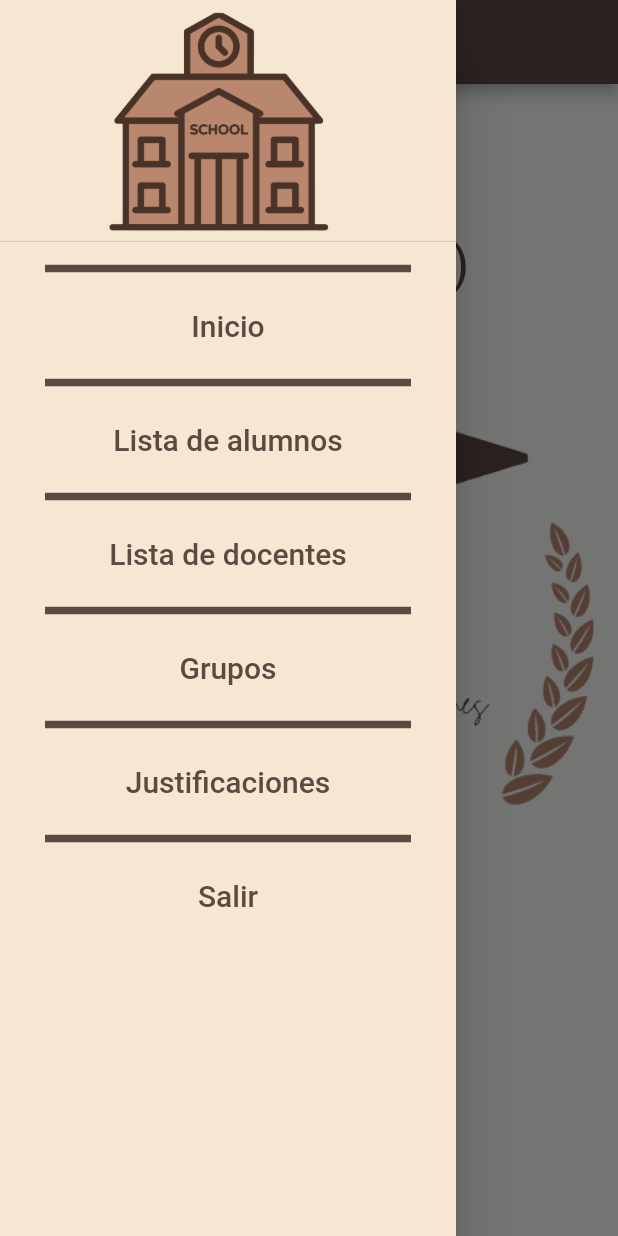
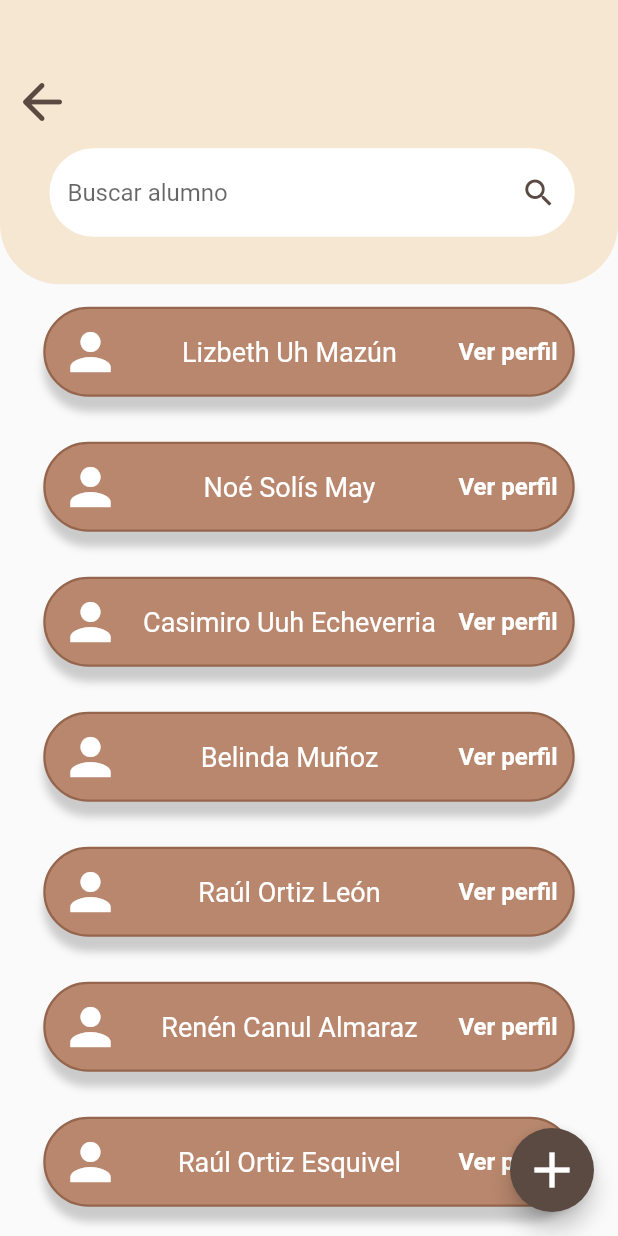
Before and after one commit to marianalG0/justy, a Flutter app: the PaginaInit screen opened by its route, in the side drawer, after a tap on "Justificaciones", on a phone screen of 412 x 824 dp. Run offline on Flutter 3.47's test engine with Material 2 defaults, Android fonts, the phone set to English and light mode, and no system bars.

Commit message:
Agregue ruta y la base del widget para justificaciones

```diff
--- a/lib/main.dart
+++ b/lib/main.dart
@@ -6,6 +6,7 @@ import 'package:justy_app/src/forms/form_grupo.dart';
 import 'package:justy_app/src/forms/form_justificaciones.dart';
 import 'package:justy_app/src/listas/alumnos_lista.dart';
 import 'package:justy_app/src/listas/docentes_lista.dart';
+import 'package:justy_app/src/listas/justificaciones_lista.dart';
 
 import 'package:justy_app/src/pages/homepage.dart';
 
@@ -13,7 +14,6 @@ import 'package:justy_app/src/pages/inicio_page.dart';
 
 import 'package:justy_app/src/pages/login_page.dart';
 import 'package:justy_app/src/pages/registro_page.dart';
-
 
 import 'src/listas/grupos_lista.dart';
 
@@ -31,7 +31,6 @@ class MyApp extends StatelessWidget {
       debugShowCheckedModeBanner: false,
       initialRoute: 'homepage',
       routes: {
-
         'homepage': (BuildContext context) => HomePage(),
         'login': (BuildContext context) => LoginPage(),
         'registro': (BuildContext context) => RegistroPage(),
@@ -39,15 +38,12 @@ class MyApp extends StatelessWidget {
         'grupos': (BuildContext context) => ListGrupos(),
         'alumnos': (BuildContext context) => AlumnosLista(),
         'docentes': (BuildContext context) => DocentesLista(),
+        'justificaciones': (BuildContext context) => JustificacionesLista(),
         'formalumnos': (BuildContext context) => AlumnoPage(),
         'formdocentes': (BuildContext context) => DocentesPage(),
         'formgrupo': (BuildContext context) => GrupoPage(),
         'formjusti': (BuildContext context) => JustificacionPage(),
-
-
-
       },
-
     );
   }
 }
--- /dev/null
+++ b/lib/src/listas/justificaciones_lista.dart
@@ -0,0 +1,133 @@
+import 'package:flutter/material.dart';
+
+class JustificacionesLista extends StatelessWidget {
+
+  @override
+  Widget build(BuildContext context) {
+    return Scaffold(
+        body: Column(
+          children: [
+            _appBar(context),
+            Expanded(child: _lista(context)),
+          ]
+        ),
+        floatingActionButton: _botonAgregar(context),
+      );
+  }
+
+  Widget _appBar(BuildContext context) {
+    final size = MediaQuery.of(context).size;
+
+    final buscador = Container(
+      margin: EdgeInsets.only(
+        top: size.height*0.12,
+        left: size.width*0.08
+      ),
+      width: size.width*0.85,
+      child: TextField(
+        decoration: InputDecoration(
+          filled: true,
+          fillColor: Colors.white,
+          border: OutlineInputBorder(
+            borderRadius: BorderRadius.circular(35),
+            borderSide: BorderSide.none
+          ),
+          hintText: 'Buscar alumno',
+          suffixIcon: Icon(Icons.search),
+          suffixIconColor: Color.fromRGBO(91, 74, 66, 1)
+        ),
+      ),
+    );
+
+    return Stack(
+      children: [
+        Container(
+          decoration: const BoxDecoration(
+            color: Color.fromRGBO(246, 231, 211, 1),
+            borderRadius: BorderRadius.only(
+              bottomLeft: Radius.circular(40),
+              bottomRight: Radius.circular(40)
+            )
+          ),
+          width: size.width,
+          height: size.height*0.23,
+        ),
+        Container(
+          margin: EdgeInsets.only(top: 40),
+          child: IconButton(
+            icon: Icon(Icons.arrow_back_rounded),
+            iconSize: 40,
+            color: Color.fromRGBO(91, 74, 66, 1),
+            onPressed: (){
+              Navigator.pop(context);
+            },
+          )
+        ),
+        buscador,
+      ]
+    );
+  }
+
+  Widget _lista(BuildContext context) {
+    final size = MediaQuery.of(context).size;
+    return ListView(
+      padding: EdgeInsets.symmetric(horizontal: size.width*0.07),
+        children: [
+          _campoUsuario(context, 'Lizbeth Uh Mazún'),
+          _campoUsuario(context, 'Noé Solís May'),
+          _campoUsuario(context, 'Casimiro Uuh Echeverria'),
+          _campoUsuario(context, 'Belinda Muñoz'),
+          _campoUsuario(context, 'Raúl Ortiz León'),
+          _campoUsuario(context, 'Renén Canul Almaraz'),
+          _campoUsuario(context, 'Raúl Ortiz Esquivel'),
+          _campoUsuario(context, 'Juanito Jesús'),
+          _campoUsuario(context, 'Beatriz Moo'),
+          _campoUsuario(context, 'Santiago Esquivel')
+        ],
+      );
+  }
+
+  Widget _campoUsuario(BuildContext context, String nombre) {
+    final size = MediaQuery.of(context).size;
+    return GestureDetector(
+      child: Container(
+        margin: EdgeInsets.symmetric(vertical: 15),
+        width: size.width*0.8,
+        height: 60,
+        padding: EdgeInsets.symmetric(horizontal: 10),
+        decoration: BoxDecoration(
+          color: Color.fromRGBO(184, 135, 109, 1),
+          borderRadius: BorderRadius.circular(30),
+          boxShadow: [BoxShadow(
+            color: Colors.black45.withOpacity(0.19),
+            offset: Offset(0, 10),
+            blurRadius: 4
+          )],
+          border: Border.all(color: Color.fromRGBO(149, 102, 77, 1), width: 1.5)
+        ),
+        child: Row(
+          mainAxisAlignment: MainAxisAlignment.spaceBetween,
+          children: [
+            Icon(Icons.person, color: Colors.white, size: 40,),
+            Text(nombre, style: TextStyle(color: Colors.white, fontSize: 18)),
+            Text('Ver perfil', style: TextStyle(fontWeight: FontWeight.bold, color: Colors.white, fontSize: 16))
+          ],
+        ),
+      ),
+      onTap: (){
+        print('navegando a otra pagina');
+      },
+    );
+  }
+
+  Widget _botonAgregar(BuildContext context) {
+    final size = MediaQuery.of(context).size;
+    return FloatingActionButton(
+      backgroundColor: Color.fromRGBO(91, 74, 66, 1),
+      child: Icon(Icons.add, size: 40),
+      onPressed: (){
+         Navigator.pushNamed(context, 'formalumnos');
+      }
+    );
+  }
+}
--- a/lib/src/pages/inicio_page.dart
+++ b/lib/src/pages/inicio_page.dart
@@ -1,5 +1,4 @@
 import 'package:flutter/material.dart';
-
 
 class PaginaInit extends StatelessWidget {
   @override
@@ -32,14 +31,12 @@ class _menuWidget extends StatelessWidget {
   Widget build(BuildContext context) {
     return SafeArea(
       child: Drawer(
-
         backgroundColor: Color.fromRGBO(246, 231, 211, 1.000),
         //Pasamos un listView para poder hacer scroll si hay muchos
         child: ListView(
           //quite el padding
           children: [
             DrawerHeader(
-
               child: Container(),
               decoration: BoxDecoration(
                   image: DecorationImage(
@@ -61,11 +58,11 @@ class _menuWidget extends StatelessWidget {
                 'Inicio',
                 textAlign: TextAlign.center,
                 style: TextStyle(
-                  color:Color.fromRGBO(91, 74, 66, 1.000) ,
-                  fontSize: 20.0
-                  ),
+                    color: Color.fromRGBO(91, 74, 66, 1.000), fontSize: 20.0),
               ),
-              onTap: () {Navigator.pop(context);},
+              onTap: () {
+                Navigator.pop(context);
+              },
             ),
 
             Divider(
@@ -81,9 +78,7 @@ class _menuWidget extends StatelessWidget {
                 'Lista de alumnos',
                 textAlign: TextAlign.center,
                 style: TextStyle(
-                  color:Color.fromRGBO(91, 74, 66, 1.000) ,
-                  fontSize: 20.0
-                  ),
+                    color: Color.fromRGBO(91, 74, 66, 1.000), fontSize: 20.0),
               ),
               onTap: () {
                 Navigator.pushNamed(context, 'alumnos');
@@ -103,9 +98,7 @@ class _menuWidget extends StatelessWidget {
                 'Lista de docentes',
                 textAlign: TextAlign.center,
                 style: TextStyle(
-                  color:Color.fromRGBO(91, 74, 66, 1.000) ,
-                  fontSize: 20.0
-                  ),
+                    color: Color.fromRGBO(91, 74, 66, 1.000), fontSize: 20.0),
               ),
               onTap: () {
                 Navigator.pushNamed(context, 'docentes');
@@ -125,11 +118,9 @@ class _menuWidget extends StatelessWidget {
                 'Grupos',
                 textAlign: TextAlign.center,
                 style: TextStyle(
-                  color:Color.fromRGBO(91, 74, 66, 1.000) ,
-                  fontSize: 20.0
-                  ),
+                    color: Color.fromRGBO(91, 74, 66, 1.000), fontSize: 20.0),
               ),
-               onTap: () {
+              onTap: () {
                 //Navigator.pop(context);
                 Navigator.pushNamed(context, 'grupos');
               },
@@ -148,13 +139,11 @@ class _menuWidget extends StatelessWidget {
                 'Justificaciones',
                 textAlign: TextAlign.center,
                 style: TextStyle(
-                  color:Color.fromRGBO(91, 74, 66, 1.000) ,
-                  fontSize: 20.0
-                  ),
+                    color: Color.fromRGBO(91, 74, 66, 1.000), fontSize: 20.0),
               ),
               onTap: () {
-                //Navigator.pop(context);
-                //Navigator.pushNamed(context, SettingsPage.routeName);
+                // Navigator.pop(context);
+                Navigator.pushNamed(context, 'justificaciones');
               },
             ),
 
@@ -171,9 +160,7 @@ class _menuWidget extends StatelessWidget {
                 'Salir',
                 textAlign: TextAlign.center,
                 style: TextStyle(
-                  color:Color.fromRGBO(91, 74, 66, 1.000) ,
-                  fontSize: 20.0
-                  ),
+                    color: Color.fromRGBO(91, 74, 66, 1.000), fontSize: 20.0),
               ),
               onTap: () {
                 //Navigator.pop(context);
```
